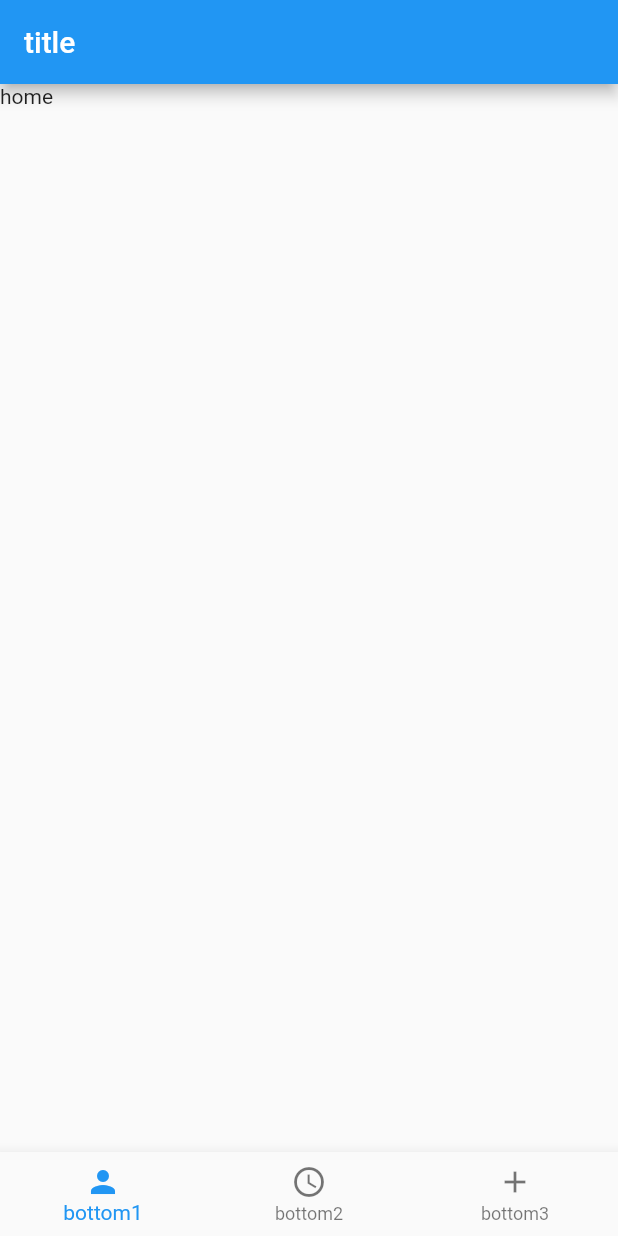
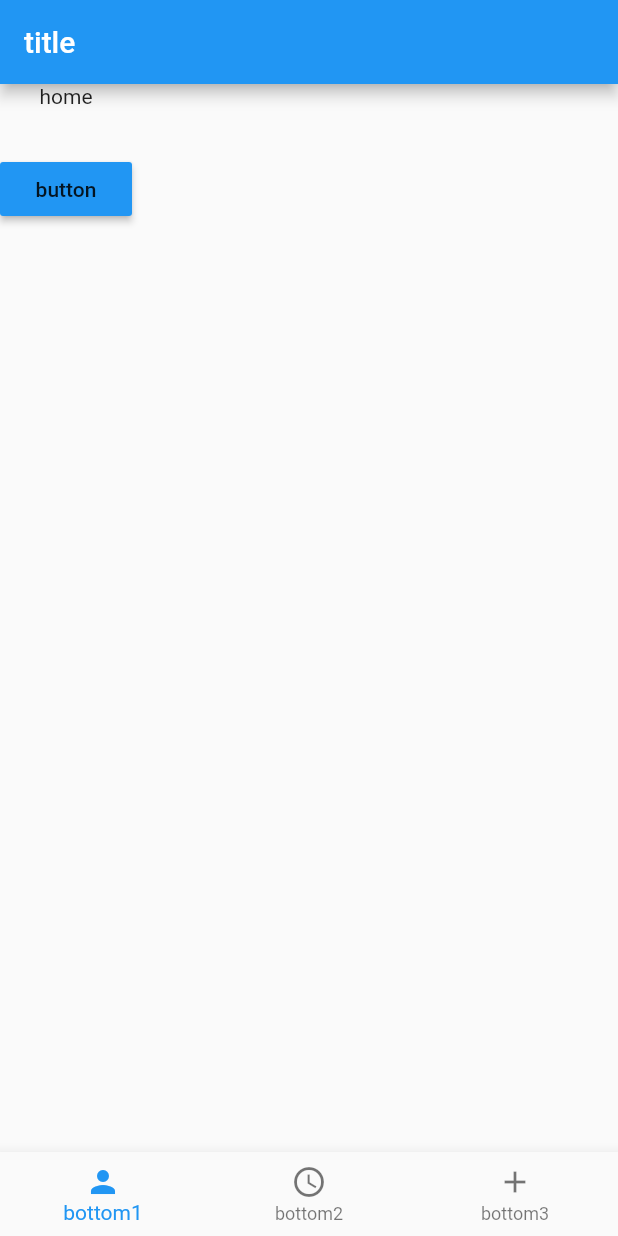
Before and after one commit to xiongliang120/FlutterPratice, a Flutter app: the screen it shows after launch, on a phone screen of 412 x 824 dp. Run offline on Flutter 3.47's test engine with Material 2 defaults, Android fonts, the phone set to English and light mode, and no system bars.

Commit message:
flutter 路由使用

```diff
--- a/lib/Tab.dart
+++ b/lib/Tab.dart
@@ -1,9 +1,24 @@
 import 'package:flutter/material.dart';
+import 'Search.dart';
 
 class MyHomeTab extends StatelessWidget{
   @override
   Widget build(BuildContext context) {
-    return Text("home");
+    return Column(
+        children: <Widget>[
+          Text("home"),
+          SizedBox(height: 30,),
+          RaisedButton(
+            color: Colors.blue,
+            child: Text("button"),
+            onPressed: (){
+                Navigator.push(context, MaterialPageRoute(builder: (context){
+                   return Search("跳转传参");
+                }));
+            },
+          )
+        ],
+    );
   }
 }
 
```
Also changed, not shown: lib/Search.dart (added, +15 -0 lines).
